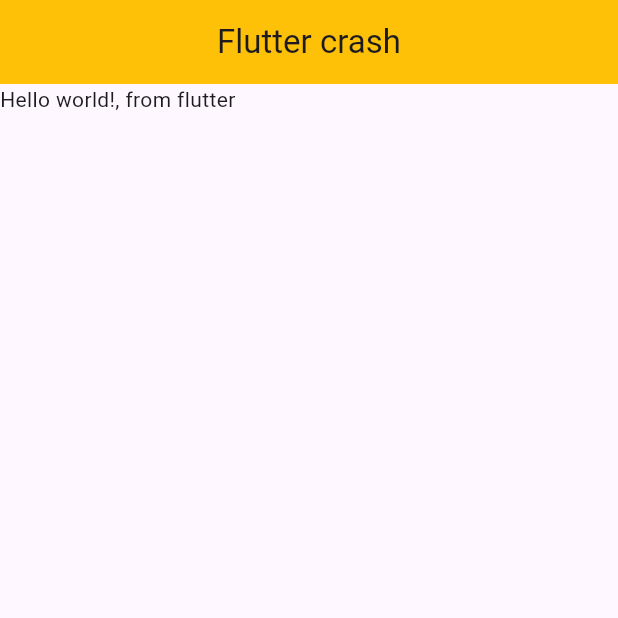
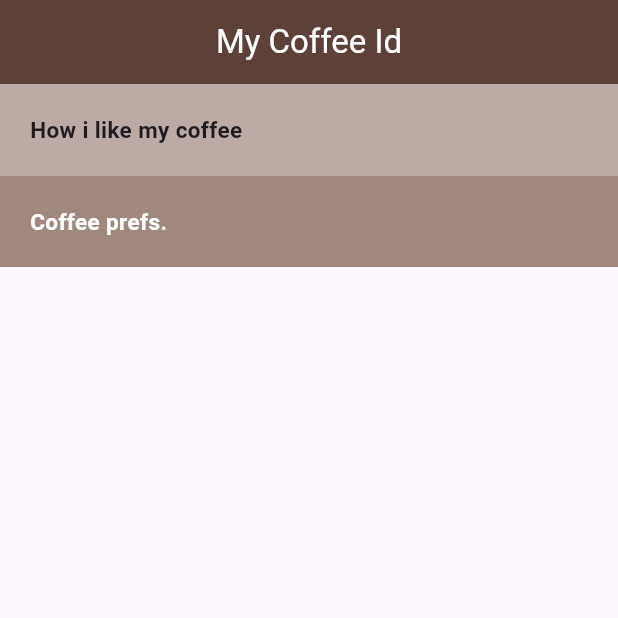
Before and after one commit to Salahudin-cloud/flutter_crash_course, a Flutter app: the screen it shows after launch, on a phone screen of 412 x 824 dp, the top half of it. Run offline on Flutter 3.47's test engine with Material 3 defaults, Android fonts, the phone set to English and light mode, and no system bars.

Commit message:
learn colums

```diff
--- a/lib/home.dart
+++ b/lib/home.dart
@@ -7,11 +7,37 @@ class Home extends StatelessWidget {
   Widget build(BuildContext context) {
     return Scaffold(
       appBar: AppBar(
-        title: const Text("Flutter crash"),
-        backgroundColor: Colors.amber,
+        title: const Text(
+          "My Coffee Id",
+          style: TextStyle(color: Colors.white),
+        ),
+        backgroundColor: Colors.brown[700],
         centerTitle: true,
       ),
-      body: const Text("Hello world!, from flutter"),
+      body: Column(
+        crossAxisAlignment: CrossAxisAlignment.stretch,
+        children: [
+          Container(
+            padding: const EdgeInsets.all(20),
+            color: Colors.brown[200],
+            child: const Text(
+              "How i like my coffee",
+              style: TextStyle(fontSize: 15, fontWeight: FontWeight.bold),
+            ),
+          ),
+          Container(
+            padding: const EdgeInsets.all(20),
+            color: Colors.brown[300],
+            child: const Text(
+              "Coffee prefs.",
+              style: TextStyle(
+                  fontSize: 15,
+                  fontWeight: FontWeight.bold,
+                  color: Colors.white),
+            ),
+          )
+        ],
+      ),
     );
   }
 }
```
Also changed, not shown: lib/main.dart (+58 -0 lines).
